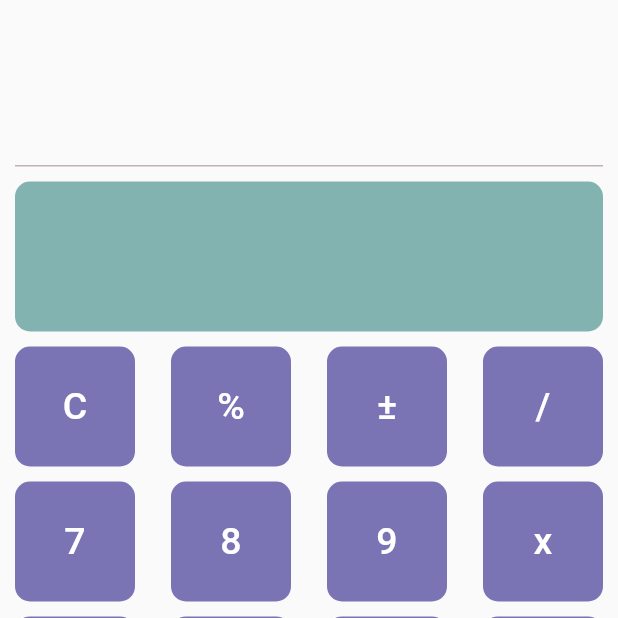
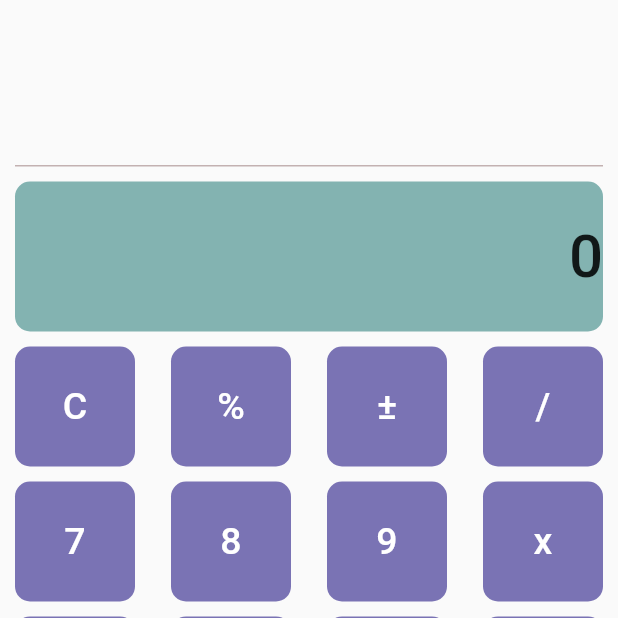
Before and after one commit to windownik/exchanger, a Flutter app: the CalculatorScreen screen opened by its route, on a phone screen of 412 x 824 dp, the top half of it. Run offline on Flutter 3.47's test engine with Material 2 defaults, Android fonts, the phone set to English and light mode, and no system bars; our stand-ins replace shared_preferences; accounts and stored records are empty.

```diff
--- a/lib/screens/calculatorScreen/all_btns.dart
+++ b/lib/screens/calculatorScreen/all_btns.dart
@@ -2,12 +2,29 @@
 
 import 'package:flutter/material.dart';
 
-class CustomCalcBtn extends StatelessWidget {
+import '../../logic/conect_db.dart';
+
+class CustomCalcBtn extends StatefulWidget {
   String btnText = '1';
-  CustomCalcBtn({super.key, required String calcBtnText}) {
+
+  CustomCalcBtn({required String calcBtnText}) {
     btnText = calcBtnText;
   }
 
+  @override
+  State<StatefulWidget> createState() {
+    return CustomCalcBtnState(calcBtnText: btnText);
+  }
+}
+
+class CustomCalcBtnState extends State<CustomCalcBtn> {
+  DataBase db = DataBase();
+
+  CustomCalcBtnState({required String calcBtnText}) {
+    btnText = calcBtnText;
+  }
+
+  String btnText = '1';
   @override
   Widget build(BuildContext context) {
     return Stack(
@@ -37,7 +54,13 @@ class CustomCalcBtn extends StatelessWidget {
             color: Colors.transparent,
             child: InkWell(
               borderRadius: BorderRadius.circular(10),
-              onTap: () {},
+              onTap: () async {
+
+                String numbers = await db.getNumber();
+                await db.setNumber("$numbers$btnText");
+                print([btnText, numbers]);
+                setState(() {});
+              },
             ),
           ),
         )
--- a/lib/screens/calculatorScreen/calculator_screen.dart
+++ b/lib/screens/calculatorScreen/calculator_screen.dart
@@ -1,5 +1,6 @@
 
 import 'package:flutter/material.dart';
+import '../../logic/conect_db.dart';
 import 'input_output_field.dart';
 import 'all_btns.dart';
 
@@ -13,6 +14,19 @@ class CalculatorScreen extends StatefulWidget {
 }
 
 class CalculatorScreenState extends State<CalculatorScreen> {
+  String numbers = '0';
+  DataBase db = DataBase();
+
+  @override
+  void initState() {
+    // TODO: implement initState
+    super.initState();
+  }
+  void setNumbers () async {
+    String numb = await db.getNumber();
+    numbers = numb;
+  }
+
   @override
   Widget build(BuildContext context) {
     final mediaQueryData = MediaQuery.of(context);
@@ -29,7 +43,7 @@ class CalculatorScreenState extends State<CalculatorScreen> {
                 Container(height: 1,
                   color: const Color.fromARGB(250, 194, 176, 176),),
                 const SizedBox(height: 10,),
-                const InputOutputField(),
+                InputOutputField(line: numbers,),
                 const SizedBox(height: 10,),
                 Row(
                   mainAxisAlignment: MainAxisAlignment.spaceBetween,
--- a/lib/screens/calculatorScreen/input_output_field.dart
+++ b/lib/screens/calculatorScreen/input_output_field.dart
@@ -3,7 +3,10 @@
 import 'package:flutter/material.dart';
 
 class InputOutputField extends StatelessWidget {
-  const InputOutputField({super.key});
+  String _line = '';
+  InputOutputField({super.key, required String line}) {
+    _line = line;
+  }
 
   @override
   Widget build(BuildContext context) {
@@ -13,6 +16,10 @@ class InputOutputField extends StatelessWidget {
         borderRadius: BorderRadius.circular(10),
       ),
       height: 100,
+      width: double.infinity,
+      alignment: Alignment.centerRight,
+      child: Text(_line,
+        style: const TextStyle(fontSize: 40, fontWeight: FontWeight.w500),),
     );
   }
 }
```
Also changed, not shown: lib/logic/conect_db.dart (added, +37 -0 lines).
